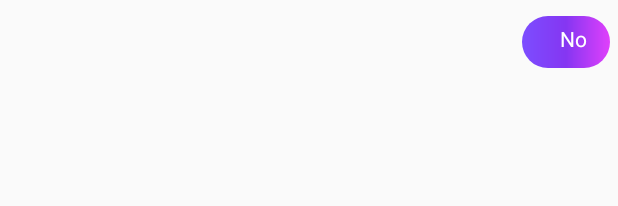
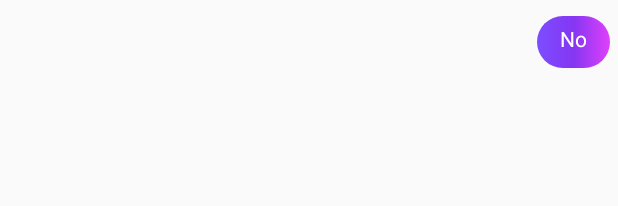
Before and after one commit to ashishguptasanu/Upay-App, an Android app: the layout item_chat_mine.xml on its own in the app's theme, with its tools: preview values and no code run, on a phone screen of 412 x 824 dp. Shown: the top 206 px of the screen. Run offline under Robolectric (Android 15) with nearby library versions, the phone set to English and light mode, and no system bars.

Commit message:
Chat Drawable changed

```diff
--- a/app/src/main/res/layout/item_chat_mine.xml
+++ b/app/src/main/res/layout/item_chat_mine.xml
@@ -17,7 +17,7 @@
         android:layout_marginLeft="80dp"
         android:layout_marginTop="5dp"
         android:paddingTop="5dp"
-        android:paddingLeft="20dp"
+        android:paddingLeft="15dp"
         android:paddingRight="15dp"
         android:background="@drawable/button_gradient">
         <TextView
@@ -36,7 +36,7 @@
             android:layout_width="wrap_content"
             android:layout_height="wrap_content"
             android:layout_toStartOf="@+id/text_view_user_alphabet"
-            android:paddingLeft="5dp"
+
             android:layout_gravity="right"
             android:paddingBottom="10dp"
             android:textAppearance="?android:attr/textAppearanceSmall"
--- a/app/src/main/res/layout/item_chat_other.xml
+++ b/app/src/main/res/layout/item_chat_other.xml
@@ -16,7 +16,7 @@
         android:layout_marginTop="5dp"
         android:paddingTop="2dp"
         android:paddingLeft="10dp"
-        android:paddingRight="20dp"
+        android:paddingRight="10dp"
         android:background="@drawable/chat_rounded_other">
         <TextView
             android:id="@+id/text_view_user_name_other"
```
